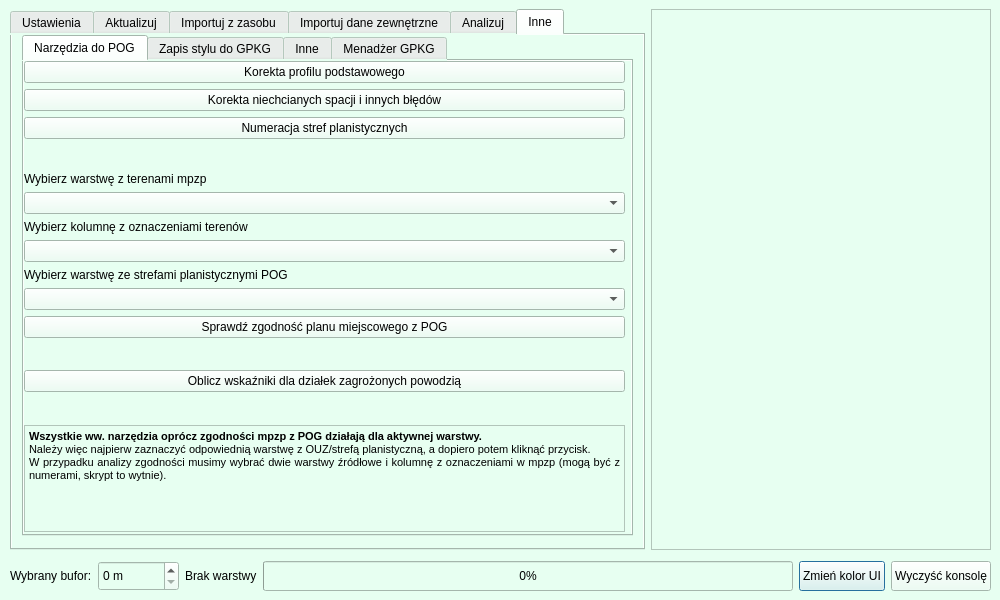
This is bober_os_dialog_base.ui in pankonduktortoja/BoberOS as Qt 5 draws it before an edit. The edited form follows.
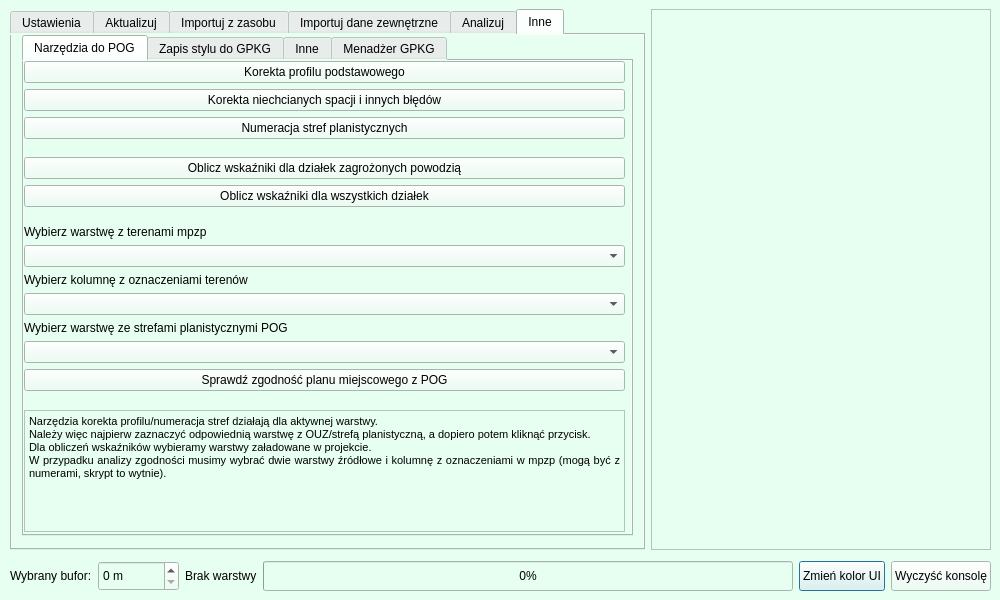
This is the edited form. The open tabs and pages were chosen to show the change. Custom widgets are drawn as their Qt base class.

Commit message: improved building analysis, added 1 additional mode

The edit to the form file:
```diff
--- a/bober_os_dialog_base.ui
+++ b/bober_os_dialog_base.ui
@@ -1590,6 +1590,33 @@
              </property>
             </widget>
            </item>
+           <item>
+            <spacer name="verticalSpacer_19">
+             <property name="orientation">
+              <enum>Qt::Vertical</enum>
+             </property>
+             <property name="sizeHint" stdset="0">
+              <size>
+               <width>20</width>
+               <height>40</height>
+              </size>
+             </property>
+            </spacer>
+           </item>
+           <item>
+            <widget class="QPushButton" name="pb_anal_pog_flood_buildings">
+             <property name="text">
+              <string>Oblicz wskaźniki dla działek zagrożonych powodzią</string>
+             </property>
+            </widget>
+           </item>
+           <item>
+            <widget class="QPushButton" name="pb_anal_pog_all_buildings">
+             <property name="text">
+              <string>Oblicz wskaźniki dla wszystkich działek</string>
+             </property>
+            </widget>
+           </item>
            <item>
             <spacer name="verticalSpacer_8">
              <property name="orientation">
@@ -1640,26 +1667,6 @@
              </property>
             </widget>
            </item>
-           <item>
-            <spacer name="verticalSpacer_19">
-             <property name="orientation">
-              <enum>Qt::Vertical</enum>
-             </property>
-             <property name="sizeHint" stdset="0">
-              <size>
-               <width>20</width>
-               <height>40</height>
-              </size>
-             </property>
-            </spacer>
-           </item>
-           <item>
-            <widget class="QPushButton" name="pb_anal_pog_flood_building">
-             <property name="text">
-              <string>Oblicz wskaźniki dla działek zagrożonych powodzią</string>
-             </property>
-            </widget>
-           </item>
            <item>
             <spacer name="verticalSpacer_21">
              <property name="orientation">
@@ -1678,7 +1685,7 @@
              <property name="maximumSize">
               <size>
                <width>16777215</width>
-               <height>120</height>
+               <height>150</height>
               </size>
              </property>
              <property name="html">
@@ -1686,8 +1693,9 @@
 &lt;html&gt;&lt;head&gt;&lt;meta name=&quot;qrichtext&quot; content=&quot;1&quot; /&gt;&lt;style type=&quot;text/css&quot;&gt;
 p, li { white-space: pre-wrap; }
 &lt;/style&gt;&lt;/head&gt;&lt;body style=&quot; font-family:'Open Sans'; font-size:8pt; font-weight:400; font-style:normal;&quot;&gt;
-&lt;p align=&quot;justify&quot; style=&quot; margin-top:0px; margin-bottom:0px; margin-left:0px; margin-right:0px; -qt-block-indent:0; text-indent:0px;&quot;&gt;&lt;span style=&quot; font-weight:600;&quot;&gt;Wszystkie ww. narzędzia oprócz zgodności mpzp z POG działają dla aktywnej warstwy.&lt;/span&gt;&lt;/p&gt;
+&lt;p align=&quot;justify&quot; style=&quot; margin-top:0px; margin-bottom:0px; margin-left:0px; margin-right:0px; -qt-block-indent:0; text-indent:0px;&quot;&gt;Narzędzia korekta profilu/numeracja stref działają dla aktywnej warstwy.&lt;/p&gt;
 &lt;p align=&quot;justify&quot; style=&quot; margin-top:0px; margin-bottom:0px; margin-left:0px; margin-right:0px; -qt-block-indent:0; text-indent:0px;&quot;&gt;Należy więc najpierw zaznaczyć odpowiednią warstwę z OUZ/strefą planistyczną, a dopiero potem kliknąć przycisk.&lt;/p&gt;
+&lt;p align=&quot;justify&quot; style=&quot; margin-top:0px; margin-bottom:0px; margin-left:0px; margin-right:0px; -qt-block-indent:0; text-indent:0px;&quot;&gt;Dla obliczeń wskaźników wybieramy warstwy załadowane w projekcie.&lt;/p&gt;
 &lt;p align=&quot;justify&quot; style=&quot; margin-top:0px; margin-bottom:0px; margin-left:0px; margin-right:0px; -qt-block-indent:0; text-indent:0px;&quot;&gt;W przypadku analizy zgodności musimy wybrać dwie warstwy źródłowe i kolumnę z oznaczeniami w mpzp (mogą być z numerami, skrypt to wytnie).&lt;/p&gt;&lt;/body&gt;&lt;/html&gt;</string>
              </property>
             </widget>
```
Left out of the diff: 2 changed lines with no effect on the pictures. The commit also changes 2 other files.
